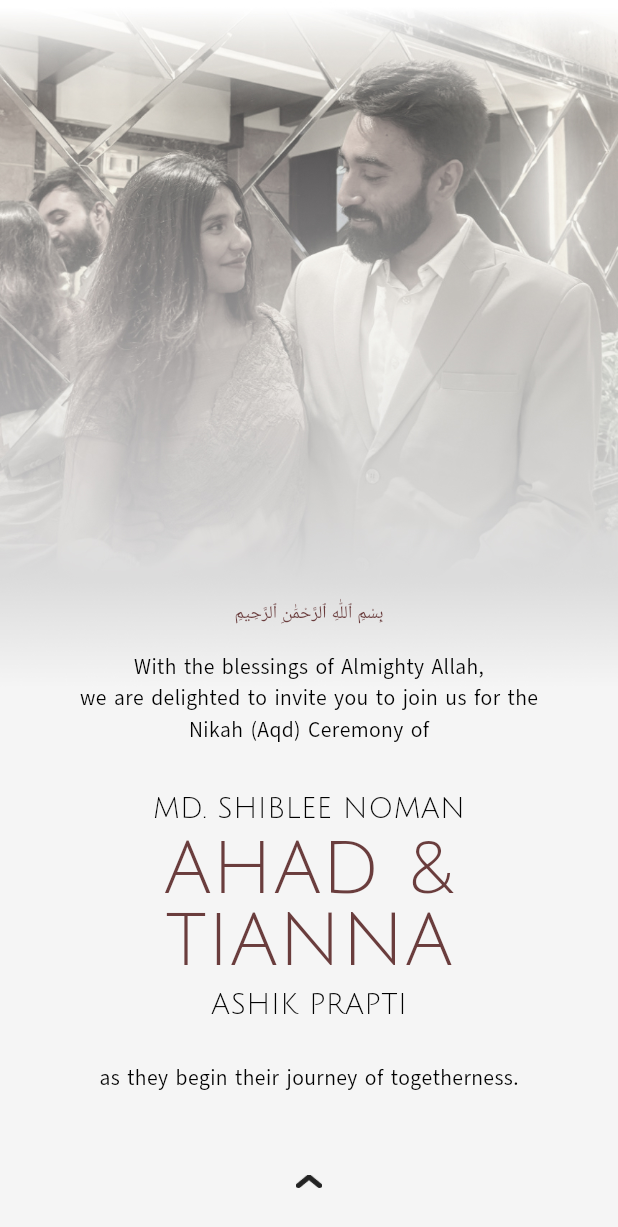
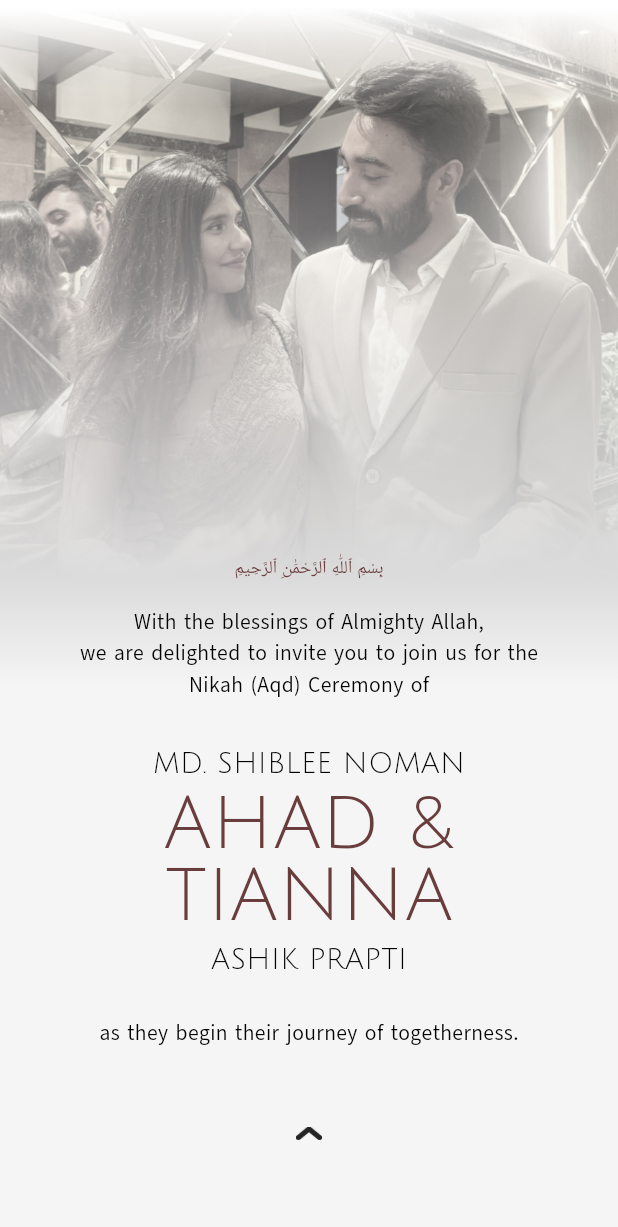
Before and after one commit to 35c0b4r/ahanna, a Flutter app: the screen it shows after launch, on a phone screen of 412 x 824 dp. Shown: the top 1227 px of the screen. Run offline on Flutter 3.47's test engine with Material 3 defaults, Android fonts, the phone set to English and light mode, and no system bars.

Commit message:
first page bottom icon padding fixed

```diff
--- a/lib/pages/page_one.dart
+++ b/lib/pages/page_one.dart
@@ -32,7 +32,7 @@ class PageOne extends StatelessWidget {
               mainAxisAlignment: MainAxisAlignment.spaceBetween,
               children: [
                 Padding(
-                  padding: const EdgeInsets.only(top: 400.0),
+                  padding: const EdgeInsets.only(top: 370.0),
                   child: Column(
                     mainAxisAlignment: MainAxisAlignment.center,
                     children: [
@@ -73,7 +73,7 @@ class PageOne extends StatelessWidget {
                 Align(
                   alignment: Alignment.bottomCenter,
                   child: Padding(
-                    padding: const EdgeInsets.only(bottom: 32.0),
+                    padding: const EdgeInsets.only(bottom: 64.0),
                     child: Image.asset(scrollImage, scale: 3),
                   ),
                 ),
```
